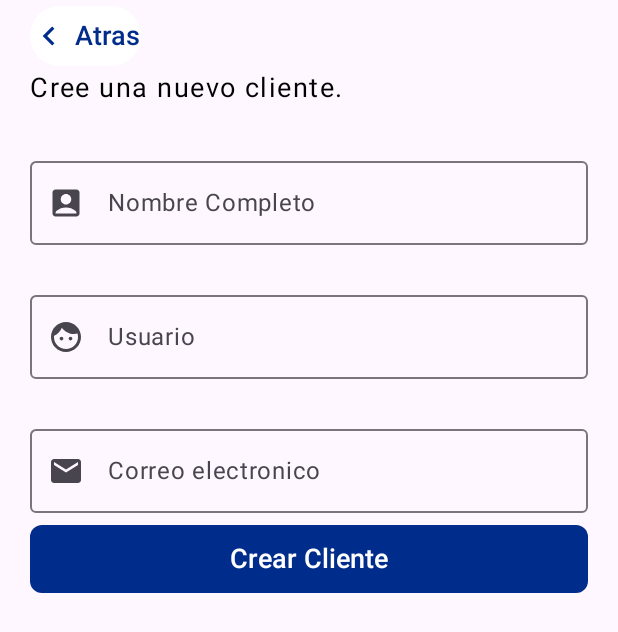
After one commit to Josuesp1620/GeoAppV2, an Android app built with Jetpack Compose: the CreateClientScreen screen opened through its navigation route, on a phone screen of 412 x 824 dp. The commit adds this screen. Shown: the top 632 px of the screen. Run offline under Robolectric (Android 15) with nearby library versions, the phone set to English and light mode, and no system bars; our stand-ins replace Dagger/Hilt's generated code; libraries missing offline, so code that uses them is left out: com.huawei.hms; 1 statement that could not run was skipped.

Commit message:
Add Presentation CreateClient

```diff
--- /dev/null
+++ b/app/src/main/java/com/geosolution/geoapp/presentation/screens/client/CreateClientScreen.kt
@@ -0,0 +1,101 @@
+package com.geosolution.geoapp.presentation.screens.client
+
+import android.util.Log
+import androidx.compose.animation.AnimatedContent
+import androidx.compose.foundation.layout.Box
+import androidx.compose.foundation.layout.Column
+import androidx.compose.foundation.layout.Spacer
+import androidx.compose.foundation.layout.fillMaxSize
+import androidx.compose.foundation.layout.height
+import androidx.compose.foundation.layout.padding
+import androidx.compose.material3.CircularProgressIndicator
+import androidx.compose.material3.MaterialTheme
+import androidx.compose.material3.Scaffold
+import androidx.compose.runtime.Composable
+import androidx.compose.ui.Alignment
+import androidx.compose.ui.Modifier
+import androidx.compose.ui.text.font.FontWeight
+import androidx.compose.ui.unit.dp
+import androidx.hilt.navigation.compose.hiltViewModel
+import androidx.navigation.NavController
+import com.geosolution.geoapp.presentation.screens.auth.singup.components.SignUpContent
+import com.geosolution.geoapp.presentation.screens.auth.singup.viewmodel.SignUpViewModel
+import com.geosolution.geoapp.presentation.screens.client.components.CreateClientContent
+import com.geosolution.geoapp.presentation.screens.client.viewmodel.CreateClientViewModel
+import com.geosolution.geoapp.presentation.ui.utils.event.Event
+import com.geosolution.geoapp.presentation.ui.utils.event.collectWithLifecycle
+import com.geosolution.geoapp.presentation.ui.widgets.HeaderBack
+import com.geosolution.geoapp.presentation.ui.widgets.TextCustom
+
+@Composable
+fun CreateClientScreen(
+    navController: NavController,
+    viewModel: CreateClientViewModel = hiltViewModel()
+){
+    CreateClientScreen(
+        viewModel = viewModel,
+        popBackStack = {
+            Log.d("BACK_APP", "BACK_APP")
+            if(navController.currentBackStackEntry?.destination?.route != "splash_screen") {
+                navController.popBackStack()
+            }
+        }
+    )
+
+    viewModel.eventFlow.collectWithLifecycle {
+        when (it) {
+            is Event.NavigateTo -> {
+                navController.navigate(it.screen){
+
+                }
+            }
+        }
+    }
+}
+
+@Composable
+fun CreateClientScreen(
+    viewModel: CreateClientViewModel,
+    popBackStack: () -> Unit
+){
+
+    Scaffold(
+        modifier = Modifier.fillMaxSize(),
+        topBar = {
+            HeaderBack { popBackStack() }
+        },
+        content = { paddingValues ->
+
+            Column(
+                modifier = Modifier
+                    .padding(paddingValues = paddingValues)
+                    .padding(horizontal = 20.dp)
+            ) {
+
+                TextCustom(
+                    text = "Cree una nuevo cliente.",
+                    letterSpacing = 1.0,
+                    fontSize = 18.0,
+                    fontWeight = FontWeight(400),
+                )
+
+                Spacer(modifier = Modifier.height(30.dp))
+
+                AnimatedContent(viewModel.state, label = "") { state ->
+                    if(state.loading){
+                        Box(modifier = Modifier.fillMaxSize()
+                            .padding(paddingValues = paddingValues)
+                        ) {
+                            CircularProgressIndicator(modifier = Modifier.align(Alignment.Center))
+                        }
+                    }
+
+                    else{
+                        CreateClientContent(viewModel = viewModel)
+                    }
+                }
+
+            }
+        }
+    )
+}
--- /dev/null
+++ b/app/src/main/java/com/geosolution/geoapp/presentation/screens/client/components/CreateClientContent.kt
@@ -0,0 +1,105 @@
+package com.geosolution.geoapp.presentation.screens.client.components
+
+import androidx.compose.foundation.layout.Column
+import androidx.compose.foundation.layout.Spacer
+import androidx.compose.foundation.layout.fillMaxWidth
+import androidx.compose.foundation.layout.height
+import androidx.compose.foundation.layout.padding
+import androidx.compose.foundation.text.KeyboardOptions
+import androidx.compose.material.icons.Icons
+import androidx.compose.material.icons.filled.AccountBox
+import androidx.compose.material.icons.filled.Email
+import androidx.compose.material.icons.filled.Face
+import androidx.compose.material3.Button
+import androidx.compose.material3.Icon
+import androidx.compose.material3.OutlinedTextField
+import androidx.compose.material3.ShapeDefaults
+import androidx.compose.material3.Text
+import androidx.compose.runtime.Composable
+import androidx.compose.runtime.getValue
+import androidx.compose.runtime.mutableStateOf
+import androidx.compose.runtime.saveable.rememberSaveable
+import androidx.compose.runtime.setValue
+import androidx.compose.ui.Alignment
+import androidx.compose.ui.Modifier
+import androidx.compose.ui.graphics.Color
+import androidx.compose.ui.text.font.FontWeight
+import androidx.compose.ui.text.input.KeyboardType
+import androidx.compose.ui.unit.dp
+import com.geosolution.geoapp.presentation.screens.client.viewmodel.CreateClientViewModel
+import com.geosolution.geoapp.presentation.ui.widgets.TextCustom
+
+@Composable
+fun CreateClientContent(
+    viewModel: CreateClientViewModel
+) {
+    var fullname by rememberSaveable { mutableStateOf("") }
+    var username by rememberSaveable { mutableStateOf("")  }
+    var email by rememberSaveable { mutableStateOf("") }
+
+    Column(
+    ) {
+
+        OutlinedTextField(
+            modifier = Modifier.fillMaxWidth(),
+            value = fullname,
+            leadingIcon = {
+                Icon(imageVector = Icons.Default.AccountBox, contentDescription = "account-box-icon")
+            },
+            keyboardOptions = KeyboardOptions(keyboardType = KeyboardType.Text),
+            onValueChange = {
+                fullname = it
+            },
+            label = { Text(text = "Nombre Completo") },
+            placeholder = { Text(text = "Nombre Completo") },
+        )
+
+        Spacer(modifier = Modifier.height(25.dp))
+
+        OutlinedTextField(
+            modifier = Modifier.fillMaxWidth(),
+            value = username,
+            leadingIcon = {
+                Icon(imageVector = Icons.Default.Face, contentDescription = "face-icon")
+            },
+            keyboardOptions = KeyboardOptions(keyboardType = KeyboardType.Text),
+            onValueChange = {
+                username = it
+            },
+            label = { Text(text = "Usuario") },
+            placeholder = { Text(text = "Usuario") },
+        )
+
+        Spacer(modifier = Modifier.height(25.dp))
+
+        OutlinedTextField(
+            modifier = Modifier.fillMaxWidth(),
+            value = email,
+            leadingIcon = { Icon(imageVector = Icons.Default.Email, contentDescription = "email-icon") },
+            keyboardOptions = KeyboardOptions(keyboardType = KeyboardType.Email),
+            onValueChange = {
+                email = it
+            },
+            label = { Text(text = "Correo electronico") },
+            placeholder = { Text(text = "Correo electronico") },
+        )
+
+        Button(
+            modifier = Modifier
+                .fillMaxWidth()
+                .padding(top = 8.dp)
+                .align(Alignment.CenterHorizontally)
+                .height(45.dp),
+            onClick = {
+                      viewModel.create(fullname, username, email)
+            },
+            shape = ShapeDefaults.Small
+        ) {
+            TextCustom(
+                text= "Crear Cliente",
+                color = Color.White,
+                fontWeight = FontWeight(500)
+            )
+        }
+    }
+}
--- /dev/null
+++ b/app/src/main/java/com/geosolution/geoapp/presentation/screens/client/viewmodel/CreateClientState.kt
@@ -0,0 +1,10 @@
+package com.geosolution.geoapp.presentation.screens.client.viewmodel
+
+data class CreateClientState(
+    val fullname: String = "",
+    val username: String = "",
+    val email: String = "",
+    val loading: Boolean = false,
+) {
+    val isFilled get() = email.isNotBlank() && username.isNotBlank() && fullname.isNotBlank()
+}
--- /dev/null
+++ b/app/src/main/java/com/geosolution/geoapp/presentation/screens/client/viewmodel/CreateClientViewModel.kt
@@ -0,0 +1,34 @@
+package com.geosolution.geoapp.presentation.screens.client.viewmodel
+
+import android.util.Log
+import androidx.compose.runtime.MutableState
+import androidx.compose.runtime.getValue
+import androidx.compose.runtime.mutableStateOf
+import androidx.lifecycle.ViewModel
+import androidx.lifecycle.viewModelScope
+import com.geosolution.geoapp.core.utils.onEmpty
+import com.geosolution.geoapp.core.utils.onError
+import com.geosolution.geoapp.core.utils.onLoading
+import com.geosolution.geoapp.core.utils.onSuccess
+import com.geosolution.geoapp.data.remote.api.auth.SignUpRequest
+import com.geosolution.geoapp.domain.use_case.SignUpUseCase
+import com.geosolution.geoapp.presentation.ui.utils.StateUtils.update
+import com.geosolution.geoapp.presentation.ui.utils.event.Event
+import com.geosolution.geoapp.presentation.ui.utils.event.ViewModelEvents
+import dagger.hilt.android.lifecycle.HiltViewModel
+import kotlinx.coroutines.flow.launchIn
+import ru.tech.cookhelper.presentation.ui.utils.event.ViewModelEventsImpl
+import javax.inject.Inject
+
+@HiltViewModel
+class CreateClientViewModel @Inject constructor(
+    private val signUpUseCase: SignUpUseCase
+) : ViewModel(), ViewModelEvents<Event> by ViewModelEventsImpl() {
+
+    private val _state: MutableState<CreateClientState> = mutableStateOf(CreateClientState())
+    val state: CreateClientState by _state
+
+    fun create(fullname : String, username : String ,email : String) {
+
+    }
+}
--- a/app/src/main/java/com/geosolution/geoapp/presentation/screens/navigations/NavScreen.kt
+++ b/app/src/main/java/com/geosolution/geoapp/presentation/screens/navigations/NavScreen.kt
@@ -4,6 +4,7 @@ sealed class NavScreen(val route : String){
     object StartedPageScreen : NavScreen("splash_screen")
     object HomeScreen : NavScreen("home_screen")
     object MapScreen : NavScreen("map_screen")
+    object CreateClientScreen: NavScreen("create_client_screen")
     object SignInScreen : NavScreen("signin_screen")
     object SignUpScreen : NavScreen("signup_screen")
 }
--- a/app/src/main/java/com/geosolution/geoapp/presentation/screens/navigations/Navigation.kt
+++ b/app/src/main/java/com/geosolution/geoapp/presentation/screens/navigations/Navigation.kt
@@ -8,6 +8,7 @@ import com.geosolution.geoapp.presentation.common.connectivity.NetworkTracker
 import com.geosolution.geoapp.presentation.screens.auth.signin.SignInScreen
 import com.geosolution.geoapp.presentation.screens.auth.singup.SignUpScreen
 import com.geosolution.geoapp.presentation.screens.auth.started.StartedPageScreen
+import com.geosolution.geoapp.presentation.screens.client.CreateClientScreen
 import com.geosolution.geoapp.presentation.screens.home.HomeScreen
 import com.geosolution.geoapp.presentation.screens.main.viewmodel.AuthState
 import com.geosolution.geoapp.presentation.screens.map.MapScreen
@@ -28,6 +29,9 @@ fun Navigation(
         composable(route = NavScreen.MapScreen.route) {
             MapScreen(navigationController)
         }
+        composable(route = NavScreen.CreateClientScreen.route) {
+            CreateClientScreen(navigationController)
+        }
         composable(route = NavScreen.SignInScreen.route) {
             SignInScreen(navigationController)
         }
```
Also changed, not shown: app/src/main/java/com/geosolution/geoapp/presentation/screens/navigations/BottomNavDestination.kt (deleted, +0 -41 lines).
